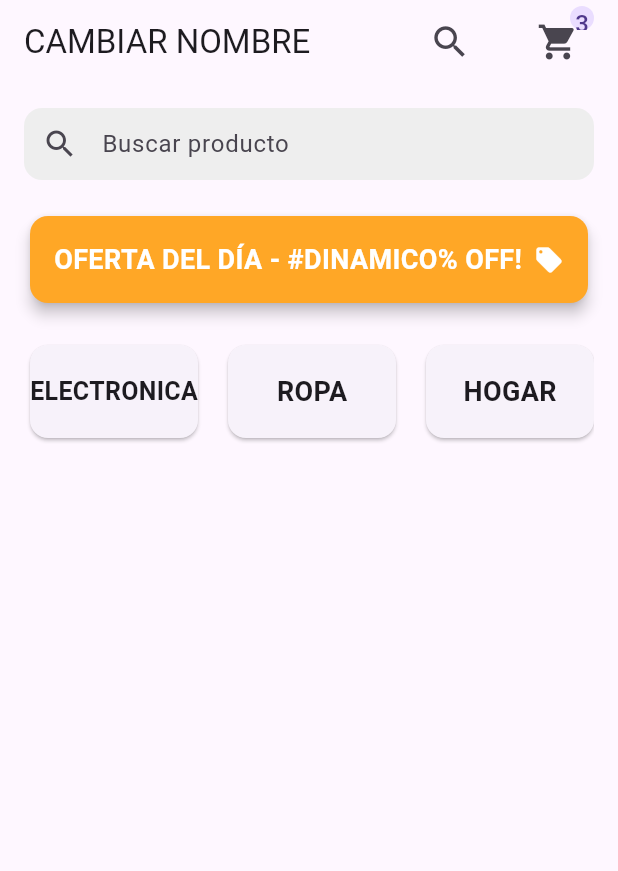
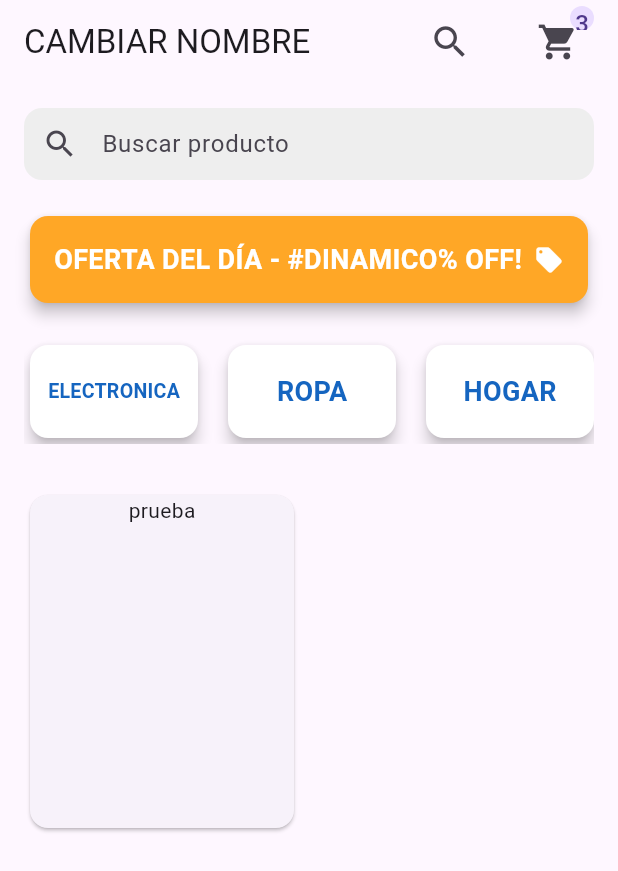
Before and after one commit to TLifeOfCris/MiniEcommerceApp, a Flutter app: the screen it shows after launch, on a phone screen of 412 x 824 dp. Shown: the top 871 px of the screen. Run offline on Flutter 3.47's test engine with Material 3 defaults, Android fonts, the phone set to English and light mode, and no system bars.

Commit message:
Se agregó la tarjeta de producto, aún sin las cosas finales solo una prueba

```diff
--- a/lib/screens/tienda/hometienda.dart
+++ b/lib/screens/tienda/hometienda.dart
@@ -91,40 +91,6 @@ class HomeTienda extends StatelessWidget {
             ),
                     //AQUÍ TERMINA EL BANNER DINAMICO
                 SizedBox(height: 20,),
-                /*
-                SizedBox(
-                  height: 105,
-
-                  child: GridView.builder(
-                    shrinkWrap: false,
-                    scrollDirection: Axis.horizontal,
-                    //physics: NeverScrollableScrollPhysics(),
-                    /*
-                    crossAxisCount: 2,
-                    crossAxisSpacing: 12,
-                    mainAxisSpacing: 5,
-                    childAspectRatio: 2,
-                    */
-                    gridDelegate: SliverGridDelegateWithFixedCrossAxisCount(
-                      crossAxisCount: 1,
-                      crossAxisSpacing: 0, // 1 fila
-                      mainAxisSpacing: 10, // espacio entre tarjetas
-                      childAspectRatio: 0.9, // ancho / alto de cada tarjeta
-                      ),
-                      itemCount: ProductProvider().categorias.length,
-                      itemBuilder: (context, index){
-                        final categoria = ProductProvider().categorias[index];
-                        return SizedBox(
-                          width: 10,
-                          child: Categories(
-                          texteo: categoria),
-                        );
-                      },
-
-                    ),
-                ),
-                */
-
                 SizedBox(
                   height: 70,
                   child: ListView.separated(itemBuilder: (context, index){
@@ -137,6 +103,28 @@ class HomeTienda extends StatelessWidget {
                   scrollDirection: Axis.horizontal,
 
                    itemCount: ProductProvider().categorias.length),
+                ),
+
+                SizedBox(height: 30,),
+
+                //AQUI TERMINA CATEGORIAS
+
+                Expanded(
+                  child: GridView.builder(gridDelegate: SliverGridDelegateWithFixedCrossAxisCount(
+                    crossAxisCount: 2,       // 2 columnas
+                    mainAxisSpacing: 12,     // espacio vertical
+                    crossAxisSpacing: 12,    // espacio horizontal
+                    childAspectRatio: 0.8,   // ancho/alto de cada tarjeta
+                    ),
+                    itemCount: ProductProvider().productos.length,
+                    itemBuilder: (context, index){
+                    final producto = ProductProvider().productos[index];
+                    return Card(child: Center(child: Column(
+                      children: <Widget> [
+                        Text(producto.productName),
+                      ],
+                    )),);
+                  }),
                 )
 
         ],
--- a/lib/widgets/buttonscategories.dart
+++ b/lib/widgets/buttonscategories.dart
@@ -9,10 +9,18 @@ class Categories extends StatelessWidget {
     return Container(
                       height: 20,
                         child: Card(
+                          color: Colors.white,
+                          elevation: 4, // sombra
+                          shape: RoundedRectangleBorder(
+                            borderRadius: BorderRadius.circular(12), // bordes redondeados
+                            ),
+                          child: Padding(
 
-                          child: Center(child: FittedBox(
-                            fit: BoxFit.scaleDown,
-                            child: Text(texteo, style: TextStyle(fontWeight: FontWeight.bold, fontSize: 18),))),
+                            padding: const EdgeInsets.symmetric(horizontal: 12, vertical: 8),
+                            child: Center(child: FittedBox(
+                              fit: BoxFit.scaleDown,
+                              child: Text(texteo, style: TextStyle(fontWeight: FontWeight.bold, fontSize: 18, color: Colors.blue[800]),))),
+                          ),
                         ),
                       );
   }
```
